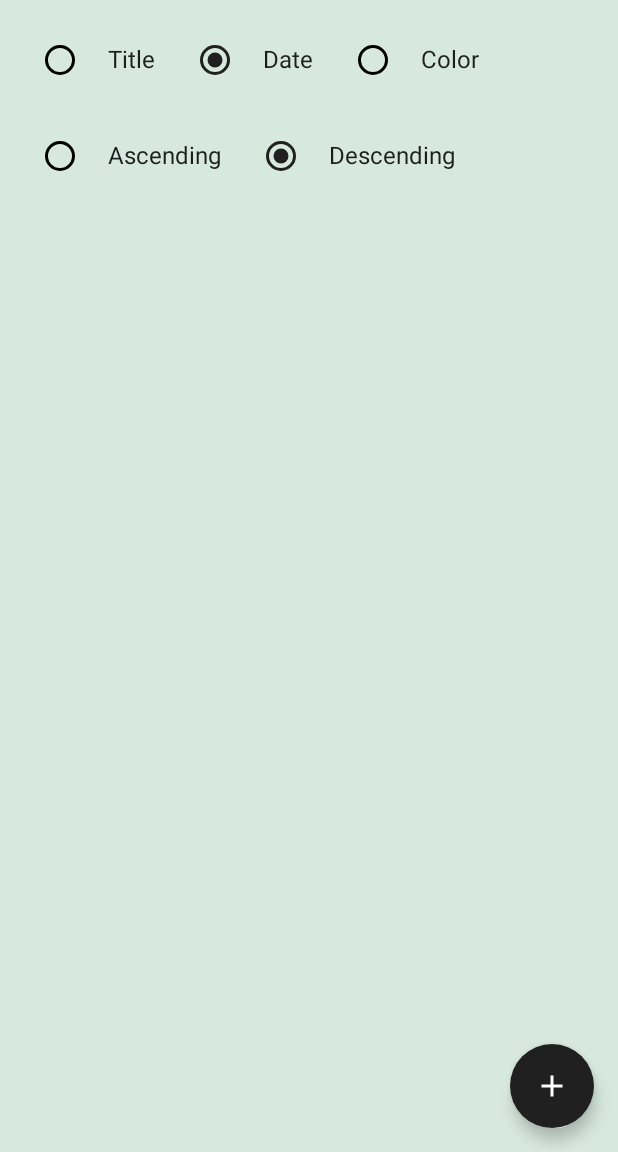
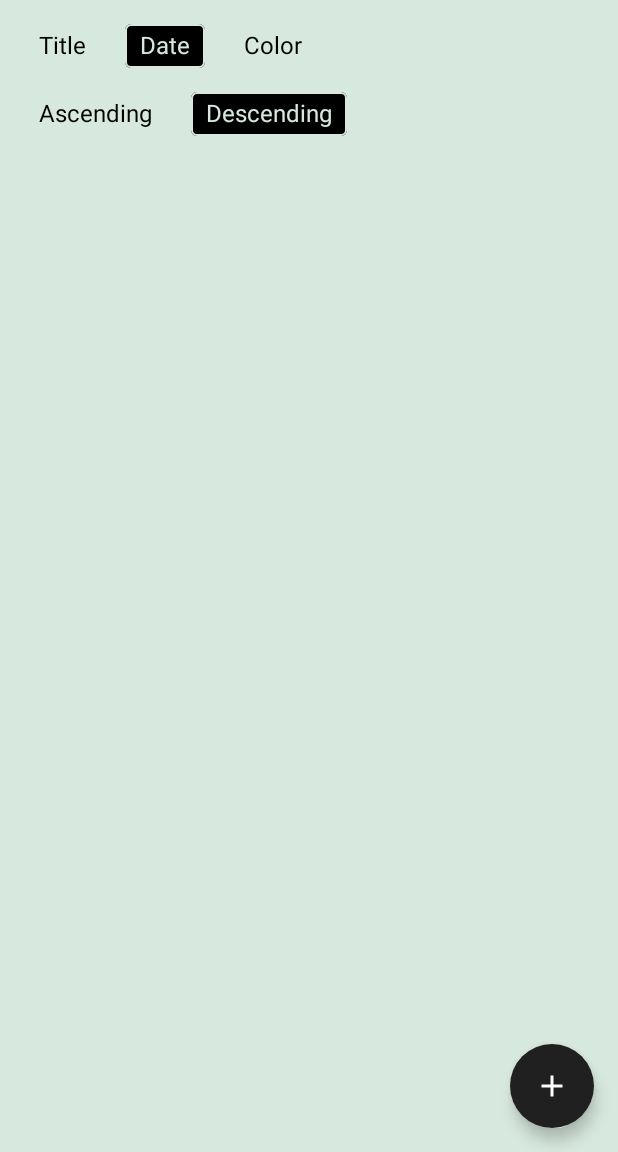
Before and after one commit to victor-medeiros/NoteApp, an Android app built with Jetpack Compose: the screen it shows after launch (MainActivity), after a tap on "Sort notes", on a phone screen of 412 x 824 dp, the part 84-1236 px from its top. Run offline under Robolectric (Android 15) with nearby library versions, the phone set to English and light mode, and no system bars; our stand-ins replace Dagger/Hilt's generated code, Room's generated code.

Commit message:
:lipstick: Changing radio button style to chip

```diff
--- a/app/src/main/java/com/victor/noteapp/features/note/presentation/notes/components/DefaultRadioButton.kt
+++ /dev/null
@@ -1,37 +0,0 @@
-package com.victor.noteapp.features.note.presentation.notes.components
-
-import androidx.compose.foundation.layout.Row
-import androidx.compose.foundation.layout.Spacer
-import androidx.compose.foundation.layout.width
-import androidx.compose.material.MaterialTheme
-import androidx.compose.material.RadioButton
-import androidx.compose.material.RadioButtonDefaults
-import androidx.compose.material.Text
-import androidx.compose.runtime.Composable
-import androidx.compose.ui.Alignment
-import androidx.compose.ui.Modifier
-import androidx.compose.ui.unit.dp
-
-@Composable
-fun DefaultRadioButton(
-    selected: Boolean,
-    onSelect: () -> Unit,
-    text: String,
-    modifier: Modifier = Modifier
-) {
-    Row(
-        modifier = modifier,
-        verticalAlignment = Alignment.CenterVertically
-    ) {
-        RadioButton(
-            selected = selected,
-            onClick = onSelect,
-            colors = RadioButtonDefaults.colors(
-                selectedColor = MaterialTheme.colors.primary,
-                unselectedColor = MaterialTheme.colors.onBackground
-            )
-        )
-        Spacer(modifier = Modifier.width(8.dp))
-        Text(text = text, style = MaterialTheme.typography.body1)
-    }
-}
--- a/app/src/main/java/com/victor/noteapp/features/note/presentation/notes/components/OrderSection.kt
+++ b/app/src/main/java/com/victor/noteapp/features/note/presentation/notes/components/OrderSection.kt
@@ -21,28 +21,28 @@ fun OrderSection(
             modifier = Modifier.fillMaxWidth(),
             verticalAlignment = Alignment.CenterVertically
         ) {
-            DefaultRadioButton(
-                selected = noteOrder is NoteOrder.Title,
+            TextChip(
+                isSelected = noteOrder is NoteOrder.Title,
                 onSelect = {
                     onChangeNoteOrder(NoteOrder.Title(noteOrder.orderType))
                 },
-                text = "Title"
+                text = "Title",
             )
             Spacer(modifier = Modifier.width(16.dp))
-            DefaultRadioButton(
-                selected = noteOrder is NoteOrder.Date,
+            TextChip(
+                isSelected = noteOrder is NoteOrder.Date,
                 onSelect = {
                     onChangeNoteOrder(NoteOrder.Date(noteOrder.orderType))
                 },
-                text = "Date"
+                text = "Date",
             )
             Spacer(modifier = Modifier.width(16.dp))
-            DefaultRadioButton(
-                selected = noteOrder is NoteOrder.Color,
+            TextChip(
+                isSelected = noteOrder is NoteOrder.Color,
                 onSelect = {
                     onChangeNoteOrder(NoteOrder.Color(noteOrder.orderType))
                 },
-                text = "Color"
+                text = "Color",
             )
             Spacer(modifier = Modifier.width(16.dp))
         }
@@ -51,20 +51,20 @@ fun OrderSection(
             modifier = Modifier.fillMaxWidth(),
             verticalAlignment = Alignment.CenterVertically
         ) {
-            DefaultRadioButton(
-                selected = noteOrder.orderType is OrderType.Ascending,
+            TextChip(
+                isSelected = noteOrder.orderType is OrderType.Ascending,
                 onSelect = {
                     onChangeNoteOrder(noteOrder.copy())
                 },
-                text = "Ascending"
+                text = "Ascending",
             )
             Spacer(modifier = Modifier.width(16.dp))
-            DefaultRadioButton(
-                selected = noteOrder.orderType is OrderType.Descending,
+            TextChip(
+                isSelected = noteOrder.orderType is OrderType.Descending,
                 onSelect = {
                     onChangeNoteOrder(noteOrder.copy())
                 },
-                text = "Descending"
+                text = "Descending",
             )
         }
     }
--- /dev/null
+++ b/app/src/main/java/com/victor/noteapp/features/note/presentation/notes/components/TextChip.kt
@@ -0,0 +1,76 @@
+package com.victor.noteapp.features.note.presentation.notes.components
+
+import android.content.res.Configuration.UI_MODE_NIGHT_YES
+import androidx.compose.foundation.background
+import androidx.compose.foundation.border
+import androidx.compose.foundation.clickable
+import androidx.compose.foundation.layout.*
+import androidx.compose.material.MaterialTheme
+import androidx.compose.material.Text
+import androidx.compose.runtime.Composable
+import androidx.compose.runtime.mutableStateOf
+import androidx.compose.runtime.remember
+import androidx.compose.ui.Alignment
+import androidx.compose.ui.Modifier
+import androidx.compose.ui.graphics.Color.Companion.Transparent
+import androidx.compose.ui.tooling.preview.Preview
+import androidx.compose.ui.unit.dp
+import com.victor.noteapp.ui.theme.Shapes
+
+@Composable
+fun TextChip(
+    isSelected: Boolean,
+    onSelect: () -> Unit,
+    text: String,
+) {
+    Row(
+        modifier = Modifier
+            .border(
+                width = 1.dp,
+                color = MaterialTheme.colors.onSurface,
+                shape = Shapes.medium
+            )
+            .background(
+                color = if (isSelected) MaterialTheme.colors.onBackground else Transparent,
+                shape = Shapes.medium
+            )
+            .padding(10.dp, 5.dp)
+            .clickable {
+                onSelect()
+            },
+        verticalAlignment = Alignment.CenterVertically,
+        horizontalArrangement = Arrangement.Center,
+    ) {
+        Text(
+            text = text,
+            style = MaterialTheme.typography.body1,
+            color = if (isSelected) MaterialTheme.colors.onSurface else MaterialTheme.colors.onBackground
+        )
+    }
+}
+
+@Preview(uiMode = UI_MODE_NIGHT_YES)
+@Composable
+fun RadioButtonPreview() {
+    val isSelected = remember {
+        mutableStateOf(false)
+    }
+    TextChip(
+        isSelected = isSelected.value,
+        onSelect = { isSelected.value = !isSelected.value },
+        text = "Teste",
+    )
+}
+
+@Preview(uiMode = UI_MODE_NIGHT_YES)
+@Composable
+fun RadioButtonSelectedPreview() {
+    val isSelected = remember {
+        mutableStateOf(true)
+    }
+    TextChip(
+        isSelected = isSelected.value,
+        onSelect = { isSelected.value = !isSelected.value },
+        text = "Teste",
+    )
+}
```
Also changed, not shown: app/src/main/java/com/victor/noteapp/features/note/presentation/notes/NotesScreen.kt (+11 -0 lines).
